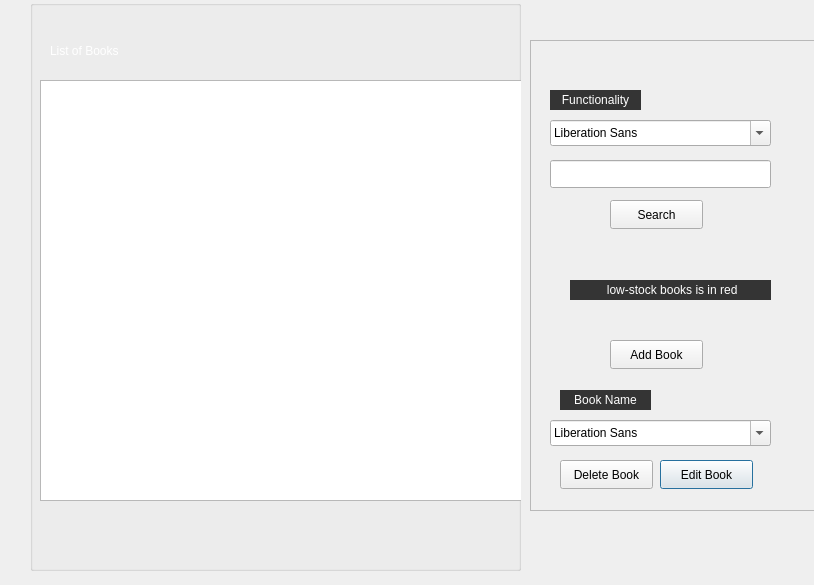
Old version of the form book_records.ui in the repository kareemelramly/Library-Management-System.
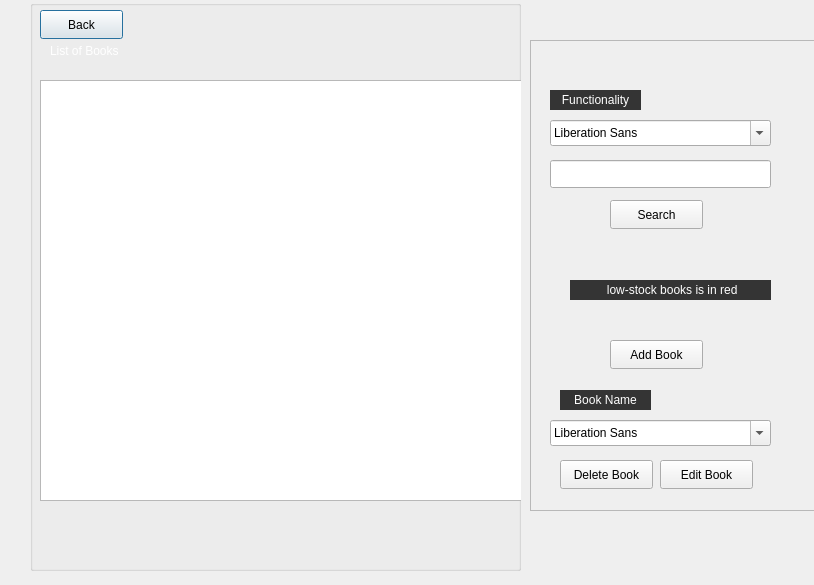
New version of the form. Icons and pictures are not drawn.

Diff of the .ui file:
```diff
--- a/book_records.ui
+++ b/book_records.ui
@@ -69,6 +69,19 @@
      </font>
     </property>
    </widget>
+   <widget class="QPushButton" name="backButton">
+    <property name="geometry">
+     <rect>
+      <x>10</x>
+      <y>10</y>
+      <width>83</width>
+      <height>29</height>
+     </rect>
+    </property>
+    <property name="text">
+     <string>Back</string>
+    </property>
+   </widget>
   </widget>
   <widget class="QFrame" name="frame">
    <property name="geometry">
```
